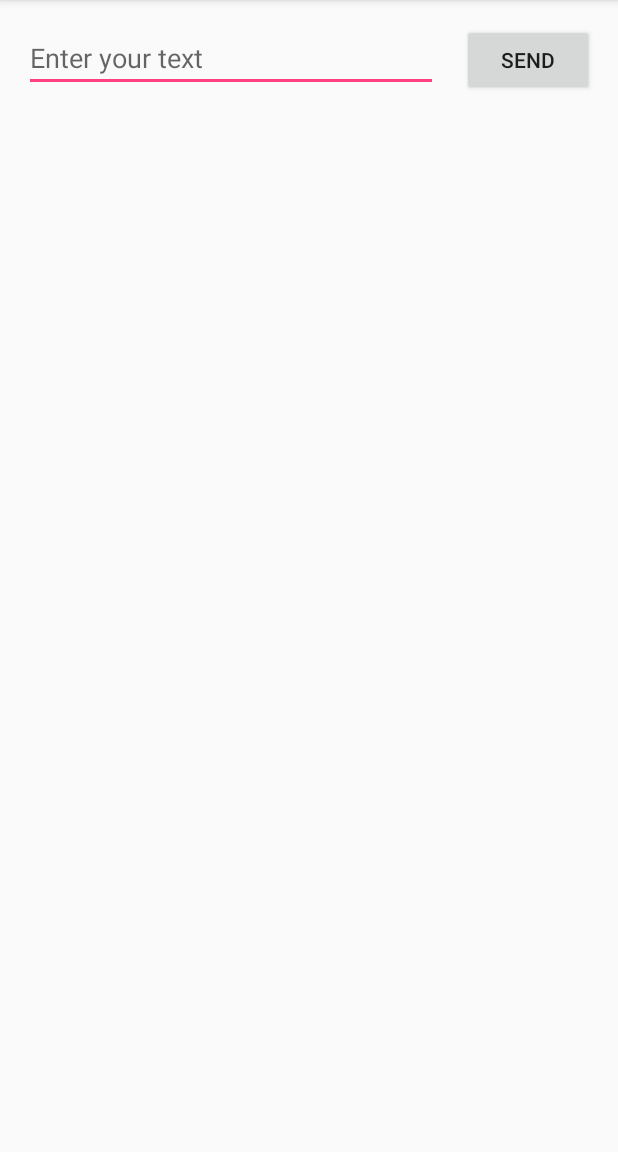
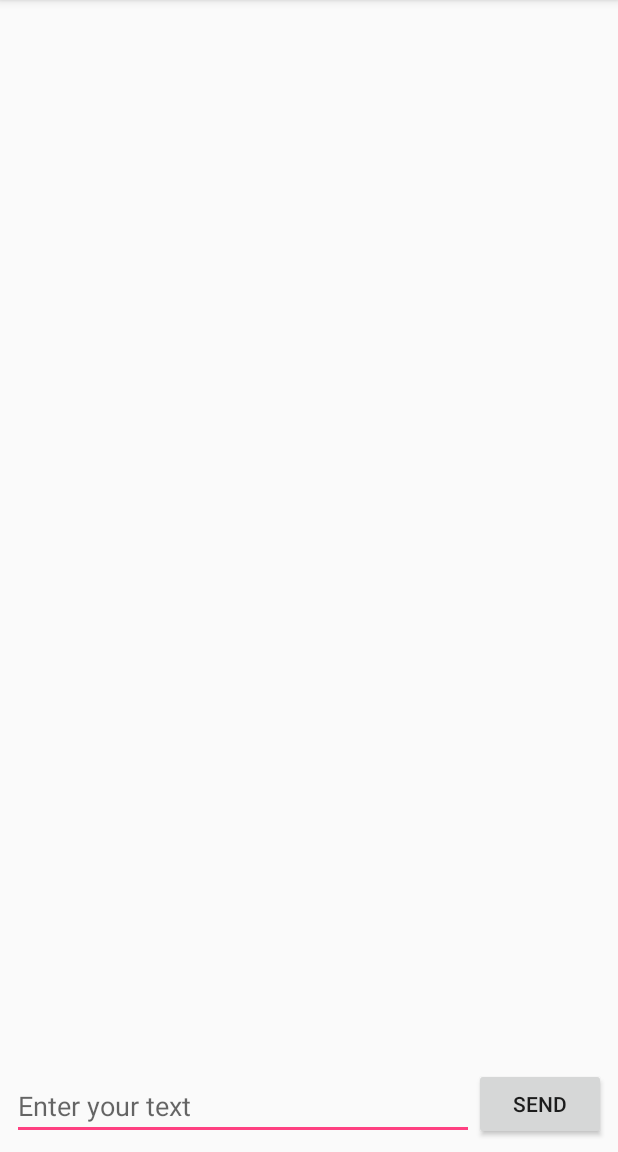
Before and after one commit to BlueTeleco/Client, an Android app: the ConversationActivity screen opened directly, with no data from a screen before it, on a phone screen of 412 x 824 dp, the part 84-1236 px from its top. Run offline under Robolectric (Android 15) with nearby library versions, the phone set to English and light mode, and no system bars.

Commit message:
Reorganized project

```diff
--- a/app/build.gradle
+++ b/app/build.gradle
@@ -24,7 +24,7 @@ android {
 
 dependencies {
     implementation fileTree(include: ['*.jar'], dir: 'libs')
-    implementation "org.jetbrains.kotlin:kotlin-stdlib-jre7:$kotlin_version"
+    implementation "org.jetbrains.kotlin:kotlin-stdlib-jdk7:$kotlin_version"
     implementation 'com.android.support:appcompat-v7:27.1.1'
     implementation 'com.android.support.constraint:constraint-layout:1.1.0'
     testImplementation 'junit:junit:4.12'
--- a/app/src/main/java/com/pre/client/ConversationActivity.kt
+++ b/app/src/main/java/com/pre/client/activities/ConversationActivity.kt
@@ -1,21 +1,24 @@
-package com.pre.client
+package com.pre.client.activities
 
 import android.support.v7.app.AppCompatActivity
 import android.os.Bundle
 import android.view.View
 import android.widget.EditText
-import kotlinx.android.synthetic.main.activity_conversation.*
+import com.pre.client.R
+import com.pre.client.adapters.SELECTED_CHAT
 import org.jetbrains.anko.startActivity
 
 const val EXTRA_MESSAGE = "com.pre.client.MESSAGE"
 
 class ConversationActivity : AppCompatActivity() {
 
+    private lateinit var id: String
+
     override fun onCreate(savedInstanceState: Bundle?) {
         super.onCreate(savedInstanceState)
         setContentView(R.layout.activity_conversation)
 
-        idView.text = intent.getStringExtra(SELECTED_CHAT)
+        id = intent.getStringExtra(SELECTED_CHAT)
     }
 
     fun sendMessage(view: View) {
--- a/app/src/main/java/com/pre/client/DisplayMessageActivity.kt
+++ b/app/src/main/java/com/pre/client/activities/DisplayMessageActivity.kt
@@ -1,8 +1,9 @@
-package com.pre.client
+package com.pre.client.activities
 
 import android.support.v7.app.AppCompatActivity
 import android.os.Bundle
 import android.widget.TextView
+import com.pre.client.R
 
 import nics.crypto.proxy.afgh.AFGHProxyReEncryption
 
--- a/app/src/main/java/com/pre/client/MainActivity.kt
+++ b/app/src/main/java/com/pre/client/activities/MainActivity.kt
@@ -1,9 +1,10 @@
-package com.pre.client
+package com.pre.client.activities
 
 import android.content.Context
 import android.support.v7.app.AppCompatActivity
 import android.os.Bundle
 import android.view.View
+import com.pre.client.R
 import kotlinx.android.synthetic.main.activity_main.*
 import kotlinx.coroutines.experimental.android.UI
 import kotlinx.coroutines.experimental.async
--- a/app/src/main/java/com/pre/client/NewGroupActivity.kt
+++ b/app/src/main/java/com/pre/client/activities/NewGroupActivity.kt
@@ -1,9 +1,10 @@
-package com.pre.client
+package com.pre.client.activities
 
 import android.content.Context
 import android.support.v7.app.AppCompatActivity
 import android.os.Bundle
 import android.view.View
+import com.pre.client.R
 import kotlinx.android.synthetic.main.activity_new_group.*
 import kotlinx.coroutines.experimental.android.UI
 import kotlinx.coroutines.experimental.async
--- a/app/src/main/res/layout/activity_chats.xml
+++ b/app/src/main/res/layout/activity_chats.xml
@@ -4,7 +4,7 @@
     xmlns:tools="http://schemas.android.com/tools"
     android:layout_width="match_parent"
     android:layout_height="match_parent"
-    tools:context=".ChatsActivity">
+    tools:context=".activities.ChatsActivity">
 
     <android.support.v7.widget.RecyclerView
         android:id="@+id/recyclerView"
--- a/app/src/main/res/layout/activity_conversation.xml
+++ b/app/src/main/res/layout/activity_conversation.xml
@@ -4,48 +4,35 @@
     xmlns:tools="http://schemas.android.com/tools"
     android:layout_width="match_parent"
     android:layout_height="match_parent"
-    tools:context=".ConversationActivity">
+    tools:context=".activities.ConversationActivity">
 
     <EditText
         android:id="@+id/editText"
         android:layout_width="0dp"
         android:layout_height="wrap_content"
-    android:layout_marginLeft="16dp"
-    android:layout_marginStart="16dp"
-    android:layout_marginTop="16dp"
+        android:layout_marginBottom="8dp"
+        android:layout_marginLeft="8dp"
+        android:layout_marginStart="8dp"
         android:ems="10"
         android:hint="@string/edit_text"
         android:inputType="textPersonName"
+        app:layout_constraintBottom_toBottomOf="parent"
         app:layout_constraintEnd_toStartOf="@+id/button"
         app:layout_constraintHorizontal_bias="0.5"
-    app:layout_constraintStart_toStartOf="parent"
-    app:layout_constraintTop_toTopOf="parent" />
+        app:layout_constraintStart_toStartOf="parent" />
 
     <Button
         android:id="@+id/button"
         android:layout_width="wrap_content"
         android:layout_height="wrap_content"
-    android:layout_marginEnd="16dp"
-    android:layout_marginLeft="16dp"
-    android:layout_marginRight="16dp"
-    android:layout_marginStart="16dp"
-    android:layout_marginTop="16dp"
+        android:layout_marginBottom="8dp"
+        android:layout_marginEnd="8dp"
+        android:layout_marginRight="8dp"
         android:onClick="sendMessage"
         android:text="@string/send_button"
+        app:layout_constraintBottom_toBottomOf="parent"
         app:layout_constraintEnd_toEndOf="parent"
         app:layout_constraintHorizontal_bias="0.5"
-    app:layout_constraintStart_toEndOf="@+id/editText"
-    app:layout_constraintTop_toTopOf="parent" />
+        app:layout_constraintStart_toEndOf="@+id/editText" />
 
-    <TextView
-        android:id="@+id/idView"
-        android:layout_width="wrap_content"
-        android:layout_height="wrap_content"
-        android:text="TextView"
-        android:textAppearance="@style/TextAppearance.AppCompat.Large"
-        android:textColor="@android:color/holo_blue_dark"
-        app:layout_constraintBottom_toBottomOf="parent"
-        app:layout_constraintEnd_toEndOf="parent"
-        app:layout_constraintStart_toStartOf="parent"
-        app:layout_constraintTop_toTopOf="parent" />
 </android.support.constraint.ConstraintLayout>
--- a/app/src/main/res/layout/activity_display_message.xml
+++ b/app/src/main/res/layout/activity_display_message.xml
@@ -4,7 +4,7 @@
     xmlns:tools="http://schemas.android.com/tools"
     android:layout_width="match_parent"
     android:layout_height="match_parent"
-    tools:context=".DisplayMessageActivity">
+    tools:context=".activities.DisplayMessageActivity">
 
     <TextView
         android:id="@+id/textView"
--- a/app/src/main/res/layout/activity_main.xml
+++ b/app/src/main/res/layout/activity_main.xml
@@ -4,7 +4,7 @@
     xmlns:tools="http://schemas.android.com/tools"
     android:layout_width="match_parent"
     android:layout_height="match_parent"
-    tools:context=".MainActivity">
+    tools:context=".activities.MainActivity">
 
     <Button
         android:id="@+id/button_register"
--- a/app/src/main/res/layout/activity_new_group.xml
+++ b/app/src/main/res/layout/activity_new_group.xml
@@ -4,7 +4,7 @@
     xmlns:tools="http://schemas.android.com/tools"
     android:layout_width="match_parent"
     android:layout_height="match_parent"
-    tools:context=".NewGroupActivity">
+    tools:context=".activities.NewGroupActivity">
 
     <Button
         android:id="@+id/button2"
```
Also changed, not shown: app/src/main/AndroidManifest.xml (+11 -11 lines), app/src/main/java/com/pre/client/activities/ChatsActivity.kt (renamed from app/src/main/java/com/pre/client/ChatsActivity.kt, +4 -4 lines), app/src/main/java/com/pre/client/adapters/ChatsAdapter.kt (renamed from app/src/main/java/com/pre/client/ConversationAdapter.kt, +8 -10 lines), app/src/main/java/com/pre/client/adapters/ConversationAdapter.kt (added, +37 -0 lines). Lines whose indentation alone changed are shown as unchanged.
